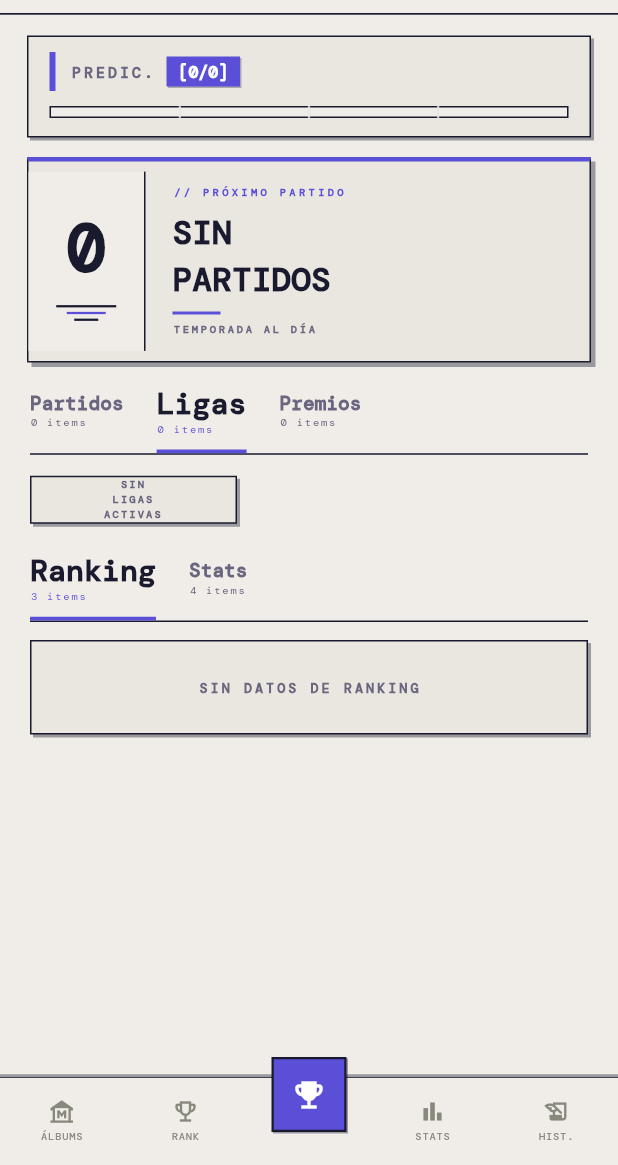
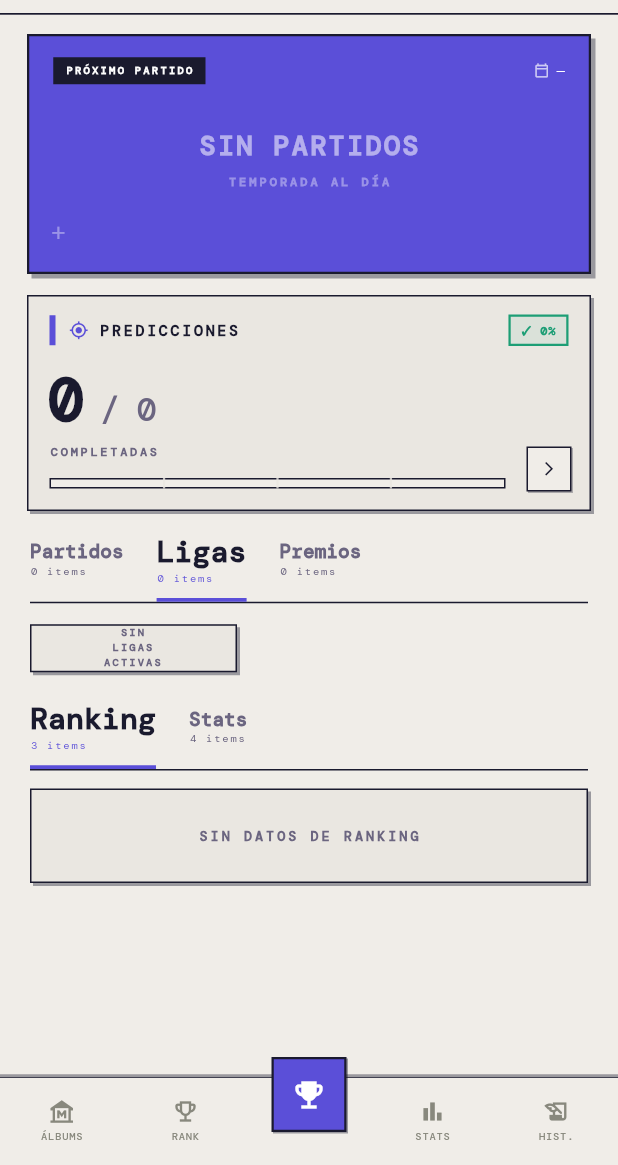
Before and after one commit to jsebasvgg7/globalscore_app, a Flutter app: the screen it shows once a user with an empty profile is signed in, after a tap on "Ligas", on a phone screen of 412 x 824 dp, the part 71-1236 px from its top. Run offline on Flutter 3.47's test engine with Material 3 defaults, Android fonts, the phone set to English and light mode, and no system bars; our stand-ins replace cached_network_image, flutter_riverpod, go_router, google_fonts, image_picker, supabase_flutter; missing offline and left inert: pointycastle; accounts and stored records are empty; network calls fail.

Commit message:
v1.22 - Dashboard +

```diff
--- a/lib/features/dashboard/presentation/dashboard_page.dart
+++ b/lib/features/dashboard/presentation/dashboard_page.dart
@@ -176,20 +176,21 @@ class _DashboardPageState extends ConsumerState<DashboardPage>
                 child: Column(
                   crossAxisAlignment: CrossAxisAlignment.start,
                   children: [
-                    // ── 0: Progress bar ──────────────────────
-                    _enter(0, _ProgressBar(
-                      saved: savedCount,
-                      total: totalCount,
-                      target: barPct,
-                    )),
-
-                    // ── 1: Next match banner ─────────────────
-                    _enter(1, GestureDetector(
+                    // ── 0: Next match banner ─────────────────
+                    _enter(0, GestureDetector(
                       onTap: nextMatch != null
                           ? () => showMatchSubPage(context, ref,
                               jumpToMatchId: nextMatch['id'] as String?)
                           : null,
                       child: _NextMatchBanner(match: nextMatch),
+                    )),
+
+                    // ── 1: Progress bar ──────────────────────
+                    _enter(1, _ProgressBar(
+                      saved: savedCount,
+                      total: totalCount,
+                      target: barPct,
+                      onTap: () => showMatchSubPage(context, ref),
                     )),
 
                     const SizedBox(height: 14),
@@ -422,13 +423,19 @@ class _ErrorPanel extends StatelessWidget {
 }
 
 // ─────────────────────────────────────────────────────────────
-//  PROGRESS BAR — con decoraciones neobrutalistas mejoradas
+//  PROGRESS BAR — rediseño imagen 1
 // ─────────────────────────────────────────────────────────────
 class _ProgressBar extends StatefulWidget {
   final int saved;
   final int total;
   final double target;
-  const _ProgressBar({required this.saved, required this.total, required this.target});
+  final VoidCallback? onTap;
+  const _ProgressBar({
+    required this.saved,
+    required this.total,
+    required this.target,
+    this.onTap,
+  });
 
   @override
   State<_ProgressBar> createState() => _ProgressBarState();
@@ -437,7 +444,9 @@ class _ProgressBar extends StatefulWidget {
 class _ProgressBarState extends State<_ProgressBar> {
   @override
   Widget build(BuildContext context) {
-    final isComplete = widget.saved == widget.total && widget.total > 0;
+    final pct      = widget.total > 0 ? widget.saved / widget.total : 0.0;
+    final pctLabel = '${(pct * 100).round()}%';
+
     return Container(
       margin: const EdgeInsets.fromLTRB(18, 14, 18, 0),
       decoration: BoxDecoration(
@@ -445,45 +454,65 @@ class _ProgressBarState extends State<_ProgressBar> {
         border: Border.all(color: _border, width: 1),
         boxShadow: const [_shadow],
       ),
-      child: Padding(
-        padding: const EdgeInsets.fromLTRB(14, 10, 14, 12),
-        child: Column(children: [
-          Row(mainAxisAlignment: MainAxisAlignment.spaceBetween, children: [
+      child: Stack(
+        children: [
+          Padding(
+            padding: const EdgeInsets.fromLTRB(14, 12, 14, 14),
+            child: Column(
+              crossAxisAlignment: CrossAxisAlignment.start,
+              children: [
+                // ── Fila superior: ícono + título + badge ──
+                Row(
+                  children: [
                     Row(children: [
-              // Bloque decorativo izquierdo
-              Container(
-                width: 4,
-                height: 26,
-                color: _accent,
-                margin: const EdgeInsets.only(right: 10),
-              ),
-              Text('PREDIC.', style: _mono(color: _muted, size: 10, weight: FontWeight.w700, letterSpacing: 2)),
-              const SizedBox(width: 8),
-              Container(
-                padding: const EdgeInsets.symmetric(horizontal: 8, vertical: 2),
-                decoration: BoxDecoration(
-                  color: _accent,
-                  boxShadow: const [_shadowSm],
-                ),
-                child: Text('[${widget.saved}/${widget.total}]',
-                    style: _mono(color: Colors.white, size: 11, weight: FontWeight.w700)),
-              ),
-            ]),
-            if (isComplete)
-              Container(
-                padding: const EdgeInsets.symmetric(horizontal: 6, vertical: 2),
-                decoration: BoxDecoration(
-                  color: _green.withOpacity(0.1),
+                      Container(
+                        width: 4, height: 20, color: _accent,
+                        margin: const EdgeInsets.only(right: 9),
+                      ),
+                      const Icon(Icons.gps_fixed, size: 13, color: _accent),
+                      const SizedBox(width: 7),
+                      Text('PREDICCIONES',
+                          style: _mono(color: _text, size: 10,
+                              weight: FontWeight.w800, letterSpacing: 1.8)),
+                    ]),
+                    const Spacer(),
+                    // Badge verde con porcentaje — pegado al borde derecho
+                    Container(
+                      padding: const EdgeInsets.symmetric(horizontal: 7, vertical: 3),
+                      decoration: BoxDecoration(
+                        color: _green.withOpacity(0.08),
                         border: Border.all(color: _green, width: 1.5),
                       ),
-                child: Text('✓ COMPLETO', style: _mono(color: _green, size: 7, weight: FontWeight.w800, letterSpacing: 1)),
-              ),
-          ]),
-          const SizedBox(height: 10),
-          // Track con marcadores de tick
-          Stack(children: [
-            Container(
-              height: 8,
+                      child: Text('✓ $pctLabel',
+                          style: _mono(color: _green, size: 8,
+                              weight: FontWeight.w800, letterSpacing: 0.5)),
+                    ),
+                  ],
+                ),
+                const SizedBox(height: 8),
+                // ── Números grandes ──
+                Row(
+                  crossAxisAlignment: CrossAxisAlignment.baseline,
+                  textBaseline: TextBaseline.alphabetic,
+                  children: [
+                    Text('${widget.saved}',
+                        style: _mono(color: _text, size: 40,
+                            weight: FontWeight.w900, letterSpacing: -2)),
+                    Text(' / ${widget.total}',
+                        style: _mono(color: _muted, size: 22,
+                            weight: FontWeight.w500, letterSpacing: -1)),
+                  ],
+                ),
+                Text('COMPLETADAS',
+                    style: _mono(color: _muted, size: 8,
+                        weight: FontWeight.w700, letterSpacing: 1.8)),
+                const SizedBox(height: 12),
+                // ── Barra de progreso segmentada ──
+                Padding(
+                  padding: const EdgeInsets.only(right: 42),
+                  child: Stack(children: [
+                  Container(
+                    height: 7,
                     decoration: BoxDecoration(
                       color: _bg,
                       border: Border.all(color: _border, width: 1),
@@ -497,29 +526,52 @@ class _ProgressBarState extends State<_ProgressBar> {
                     builder: (_, v, __) => FractionallySizedBox(
                       alignment: Alignment.centerLeft,
                       widthFactor: v,
-                child: Container(
-                  height: 8,
-                  color: _accent,
-                ),
-              ),
-            ),
-            // Marcadores de cuartos
+                      child: Container(height: 7, color: _accent),
+                    ),
+                  ),
+                  // Separadores de cuartos
                   ...List.generate(3, (i) {
                     final pos = (i + 1) / 4;
                     return Align(
                       alignment: Alignment(pos * 2 - 1, 0),
-                child: Container(width: 1.5, height: 8, color: _card.withOpacity(0.8)),
+                      child: Container(
+                          width: 1.5, height: 7,
+                          color: _card.withOpacity(0.8)),
                     );
                   }),
                   ]),
-        ]),
-      ),
-    );
-  }
-}
-
-// ─────────────────────────────────────────────────────────────
-//  NEXT MATCH BANNER — con más decoración neobrutalista
+                ),
+              ],
+            ),
+          ),
+          // ── Botón ">" abajo a la derecha ──
+          Positioned(
+            bottom: 12,
+            right: 12,
+            child: GestureDetector(
+              onTap: widget.onTap,
+              child: Container(
+                width: 30,
+                height: 30,
+                decoration: BoxDecoration(
+                  color: _bg,
+                  border: Border.all(color: _border, width: 1),
+                  boxShadow: const [_shadowSm],
+                ),
+                child: const Center(
+                  child: Icon(Icons.arrow_forward_ios, size: 11, color: _text),
+                ),
+              ),
+            ),
+          ),
+        ],
+      ),
+    );
+  }
+}
+
+// ─────────────────────────────────────────────────────────────
+//  NEXT MATCH BANNER — rediseño imagen 1 (fondo púrpura sólido)
 // ─────────────────────────────────────────────────────────────
 class _NextMatchBanner extends StatelessWidget {
   final Map<String, dynamic>? match;
@@ -534,143 +586,200 @@ class _NextMatchBanner extends StatelessWidget {
   Widget _buildEmpty() => Container(
     margin: const EdgeInsets.fromLTRB(18, 13, 18, 0),
     decoration: BoxDecoration(
-      color: _card,
-      border: const Border(
-        top: BorderSide(color: _accent, width: 3),
-        left: BorderSide(color: _border, width: 1),
-        right: BorderSide(color: _border, width: 1),
-        bottom: BorderSide(color: _border, width: 1),
-      ),
+      color: _accent,
+      border: Border.all(color: _border, width: 1.5),
       boxShadow: const [_shadowLg],
     ),
-    child: Row(children: [
-      Container(
-        width: 78,
-        padding: const EdgeInsets.symmetric(vertical: 20),
-        decoration: const BoxDecoration(color: _bg, border: Border(right: BorderSide(color: _border, width: 1))),
+    child: Stack(children: [
+      Padding(
+        padding: const EdgeInsets.fromLTRB(16, 14, 16, 46),
         child: Column(children: [
-          Text('0', style: _mono(color: _borderH, size: 44, weight: FontWeight.w700, letterSpacing: -3)),
+          Row(
+            mainAxisAlignment: MainAxisAlignment.spaceBetween,
+            children: [
+              Container(
+                padding: const EdgeInsets.symmetric(horizontal: 8, vertical: 4),
+                color: _border,
+                child: Text('PRÓXIMO PARTIDO',
+                    style: _mono(color: Colors.white, size: 7,
+                        weight: FontWeight.w800, letterSpacing: 1.5)),
+              ),
+              Row(children: [
+                Icon(Icons.calendar_today_outlined, size: 10,
+                    color: Colors.white70),
+                const SizedBox(width: 5),
+                Text('—', style: _mono(color: Colors.white, size: 9)),
+              ]),
+            ],
+          ),
+          const SizedBox(height: 28),
+          Text('SIN PARTIDOS',
+              style: _mono(color: Colors.white54, size: 18,
+                  weight: FontWeight.w700, letterSpacing: 1.5)),
           const SizedBox(height: 6),
-          Column(children: [
-            Container(height: 1.5, width: 40, color: _borderH),
-            const SizedBox(height: 3),
-            Container(height: 1.5, width: 26, color: _accent),
-            const SizedBox(height: 3),
-            Container(height: 1.5, width: 16, color: _borderH),
-          ]),
-        ]),
-      ),
-      Expanded(child: Padding(
-        padding: const EdgeInsets.fromLTRB(18, 16, 18, 16),
-        child: Column(crossAxisAlignment: CrossAxisAlignment.start, children: [
-          Text('// PRÓXIMO PARTIDO', style: _mono(color: _accent, size: 7, weight: FontWeight.w700, letterSpacing: 2.2)),
+          Text('TEMPORADA AL DÍA',
+              style: _mono(color: Colors.white38, size: 8,
+                  weight: FontWeight.w700, letterSpacing: 2)),
+          const SizedBox(height: 8),
+        ]),
+      ),
+      Positioned(
+        bottom: 12, left: 14,
+        child: Text('+', style: _mono(color: Colors.white38, size: 18,
+            weight: FontWeight.w300)),
+      ),
+    ]),
+  );
+
+  Widget _buildMatch(Map<String, dynamic> m) {
+    final leagueRaw  = (m['league'] ?? 'LIGA').toString().toUpperCase();
+    final leagueLabel = leagueRaw.length > 8
+        ? leagueRaw.substring(0, 8) : leagueRaw;
+    final dateLabel  = m['date'] ?? '—';
+    final timeLabel  = m['time'] ?? '—';
+
+    return Container(
+      margin: const EdgeInsets.fromLTRB(18, 12, 18, 0),
+      decoration: BoxDecoration(
+        color: _accent,
+        border: Border.all(color: _border, width: 1.5),
+        boxShadow: const [_shadowLg],
+      ),
+      child: Stack(
+        children: [
+          Padding(
+            padding: const EdgeInsets.fromLTRB(14, 12, 14, 44),
+            child: Column(
+              children: [
+                // ── Header ──
+                Row(
+                  mainAxisAlignment: MainAxisAlignment.spaceBetween,
+                  children: [
+                    // Chip oscuro "PRÓXIMO PARTIDO"
+                    Container(
+                      padding: const EdgeInsets.symmetric(
+                          horizontal: 7, vertical: 3),
+                      color: _border,
+                      child: Text('PRÓXIMO PARTIDO',
+                          style: _mono(color: Colors.white, size: 6.5,
+                              weight: FontWeight.w800, letterSpacing: 1.5)),
+                    ),
+                    // Fecha con ícono de calendario
+                    Row(children: [
+                      Icon(Icons.calendar_today_outlined, size: 9,
+                          color: Colors.white70),
+                      const SizedBox(width: 4),
+                      Text(dateLabel,
+                          style: _mono(color: Colors.white, size: 8,
+                              weight: FontWeight.w600, letterSpacing: 0.8)),
+                    ]),
+                  ],
+                ),
+                const SizedBox(height: 16),
+                // ── Equipos + hora ──
+                Row(children: [
+                  Expanded(
+                    child: _NmTeamLight(
+                      name: m['home_team'] ?? '—',
+                      logoUrl: m['home_team_logo_url'],
+                    ),
+                  ),
+                  SizedBox(
+                    width: 90,
+                    child: Column(children: [
+                      Text('VS',
+                          style: _mono(color: Colors.white54, size: 6.5,
+                              letterSpacing: 3.5, weight: FontWeight.w700)),
+                      const SizedBox(height: 2),
+                      Text(timeLabel,
+                          style: _mono(color: Colors.white, size: 27,
+                              weight: FontWeight.w900, letterSpacing: -1.5)),
                       const SizedBox(height: 6),
-          Text('SIN\nPARTIDOS', style: _mono(color: _text, size: 22, weight: FontWeight.w700)),
-          const SizedBox(height: 6),
-          Container(width: 32, height: 2, color: _accent),
-          const SizedBox(height: 5),
-          Text('TEMPORADA AL DÍA', style: _mono(color: _muted, size: 7, weight: FontWeight.w700, letterSpacing: 1.8)),
-        ]),
-      )),
-    ]),
-  );
-
-  Widget _buildMatch(Map<String, dynamic> m) => Container(
-    margin: const EdgeInsets.fromLTRB(18, 13, 18, 0),
-    decoration: BoxDecoration(
-      color: _card,
-      border: const Border(
-        top: BorderSide(color: _accent, width: 3),
-        left: BorderSide(color: _border, width: 1),
-        right: BorderSide(color: _border, width: 1),
-        bottom: BorderSide(color: _border, width: 1),
-      ),
-      boxShadow: const [_shadowLg],
-    ),
-    child: Column(children: [
-      // Header con más detalles
-      Container(
-        padding: const EdgeInsets.symmetric(horizontal: 14, vertical: 7),
-        decoration: const BoxDecoration(
-          color: _bg,
-          border: Border(bottom: BorderSide(color: _border, width: 1)),
-        ),
-        child: Row(mainAxisAlignment: MainAxisAlignment.spaceBetween, children: [
-          Row(children: [
-            // Dot indicator
-            Container(width: 6, height: 6, color: _accent, margin: const EdgeInsets.only(right: 6)),
-            Text('PRÓXIMO PARTIDO · ${(m['league'] ?? '').toString().toUpperCase()}',
-                style: _mono(color: _muted, size: 7, letterSpacing: 1.8)),
-          ]),
-          Row(children: [
-            Text(m['date'] ?? '—', style: _mono(color: _muted, size: 7, letterSpacing: 1.2)),
-            const SizedBox(width: 8),
-            Container(
-              padding: const EdgeInsets.all(3),
-              decoration: BoxDecoration(
-                color: _accent.withOpacity(0.1),
-                border: Border.all(color: _accent, width: 1),
-              ),
-              child: const Icon(Icons.arrow_forward_ios, size: 8, color: _accent),
-            ),
-          ]),
-        ]),
-      ),
-      Padding(
-        padding: const EdgeInsets.fromLTRB(16, 18, 16, 14),
-        child: Row(children: [
-          Expanded(child: _NmTeam(name: m['home_team'] ?? '—', logoUrl: m['home_team_logo_url'])),
-          SizedBox(width: 90, child: Column(children: [
-            Text('VS', style: _mono(color: _muted, size: 7, letterSpacing: 3.2)),
-            const SizedBox(height: 2),
-            Text(m['time'] ?? '—', style: _mono(color: _text, size: 24, weight: FontWeight.w700, letterSpacing: -0.5)),
-            const SizedBox(height: 6),
-            // Badge de liga con borde neobrutalista
-            Container(
-              padding: const EdgeInsets.symmetric(horizontal: 8, vertical: 3),
-              decoration: BoxDecoration(
-                color: _accent,
+                      // Badge de liga — fondo transparente, borde blanco delgado
+                      Container(
+                        padding: const EdgeInsets.symmetric(
+                            horizontal: 9, vertical: 3),
+                        decoration: BoxDecoration(
+                          color: Colors.transparent,
+                          border: Border.all(color: Colors.white60, width: 1),
+                        ),
+                        child: Text(leagueLabel,
+                            style: _mono(color: Colors.white, size: 6.5,
+                                weight: FontWeight.w800, letterSpacing: 1.5)),
+                      ),
+                    ]),
+                  ),
+                  Expanded(
+                    child: _NmTeamLight(
+                      name: m['away_team'] ?? '—',
+                      logoUrl: m['away_team_logo_url'],
+                    ),
+                  ),
+                ]),
+              ],
+            ),
+          ),
+          // ── "+" decorativo abajo a la izquierda ──
+          Positioned(
+            bottom: 10, left: 12,
+            child: Text('+',
+                style: _mono(color: Colors.white38, size: 16,
+                    weight: FontWeight.w300)),
+          ),
+          // ── Botón ">" abajo a la derecha — fondo crema, borde negro ──
+          Positioned(
+            bottom: 9, right: 10,
+            child: Container(
+              width: 27, height: 27,
+              decoration: BoxDecoration(
+                color: _surface,
+                border: Border.all(color: _border, width: 1),
                 boxShadow: const [_shadowSm],
               ),
-              child: Text(
-                (m['league'] ?? 'LIGA').toString().toUpperCase().substring(
-                    0, ((m['league'] ?? 'LIGA').toString().length).clamp(0, 8)),
-                style: _mono(color: Colors.white, size: 7, weight: FontWeight.w800, letterSpacing: 1.2),
-              ),
-            ),
-          ])),
-          Expanded(child: _NmTeam(name: m['away_team'] ?? '—', logoUrl: m['away_team_logo_url'])),
-        ]),
-      ),
-    ]),
-  );
-}
-
-class _NmTeam extends StatelessWidget {
+              child: const Center(
+                child: Icon(Icons.arrow_forward_ios,
+                    size: 11, color: _text),
+              ),
+            ),
+          ),
+        ],
+      ),
+    );
+  }
+}
+
+// Logo circular blanco sobre fondo púrpura
+class _NmTeamLight extends StatelessWidget {
   final String name;
   final String? logoUrl;
-  const _NmTeam({required this.name, this.logoUrl});
+  const _NmTeamLight({required this.name, this.logoUrl});
+
   @override
   Widget build(BuildContext context) => Column(children: [
     Container(
-      width: 40, height: 40,
+      width: 54, height: 54,
       decoration: BoxDecoration(
         shape: BoxShape.circle,
-        color: _bg,
-        border: Border.all(color: _border, width: 1),
-        boxShadow: const [_shadowSm],
+        color: Colors.white,
+        border: Border.all(color: Colors.white, width: 2),
+        boxShadow: [
+          BoxShadow(color: Colors.black.withOpacity(0.25),
+              offset: const Offset(2, 2), blurRadius: 0),
+        ],
       ),
       clipBehavior: Clip.antiAlias,
       child: logoUrl != null
           ? Image.network(logoUrl!, fit: BoxFit.contain,
-              errorBuilder: (_, _, _) => const Center(child: Text('⚽', style: TextStyle(fontSize: 22))))
-          : const Center(child: Text('⚽', style: TextStyle(fontSize: 22))),
-    ),
-    const SizedBox(height: 6),
+              errorBuilder: (_, __, ___) =>
+                  const Center(child: Text('⚽', style: TextStyle(fontSize: 26))))
+          : const Center(child: Text('⚽', style: TextStyle(fontSize: 26))),
+    ),
+    const SizedBox(height: 8),
     Text(
       (name.length > 8 ? name.substring(0, 8) : name).toUpperCase(),
       textAlign: TextAlign.center,
-      style: _mono(color: _text, size: 11, weight: FontWeight.w700, letterSpacing: 0.8),
+      style: _mono(color: Colors.white, size: 12,
+          weight: FontWeight.w800, letterSpacing: 0.5),
     ),
   ]);
 }
@@ -868,19 +977,18 @@ class _MiniTeamRow extends StatelessWidget {
         style: _mono(color: _text, size: 10, weight: FontWeight.w700),
         overflow: TextOverflow.ellipsis,
       )),
-      // Score box con color de acento sólido
+      // Score box — fondo crema, borde gris suave, número gris
       AnimatedContainer(
         duration: _tMed,
         width: 24, height: 24,
         decoration: BoxDecoration(
-          color: hasPred ? ac : _bg,
-          border: Border.all(color: hasPred ? ac : _border, width: 1.5),
-          boxShadow: hasPred ? const [_shadowSm] : null,
+          color: _surface,
+          border: Border.all(color: _muted, width: 1),
         ),
         alignment: Alignment.center,
         child: Text(
           hasPred ? '${score ?? '—'}' : '—',
-          style: _mono(color: hasPred ? Colors.white : _muted, size: hasPred ? 12 : 10, weight: FontWeight.w700),
+          style: _mono(color: _muted, size: hasPred ? 12 : 10, weight: FontWeight.w700),
         ),
       ),
     ]),
```
Lines whose indentation alone changed are shown as unchanged.
